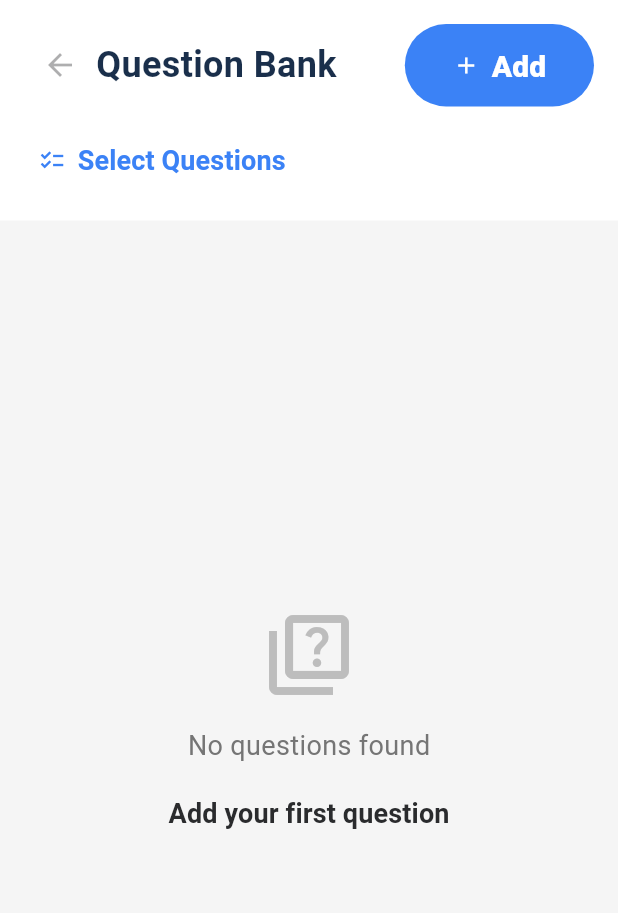
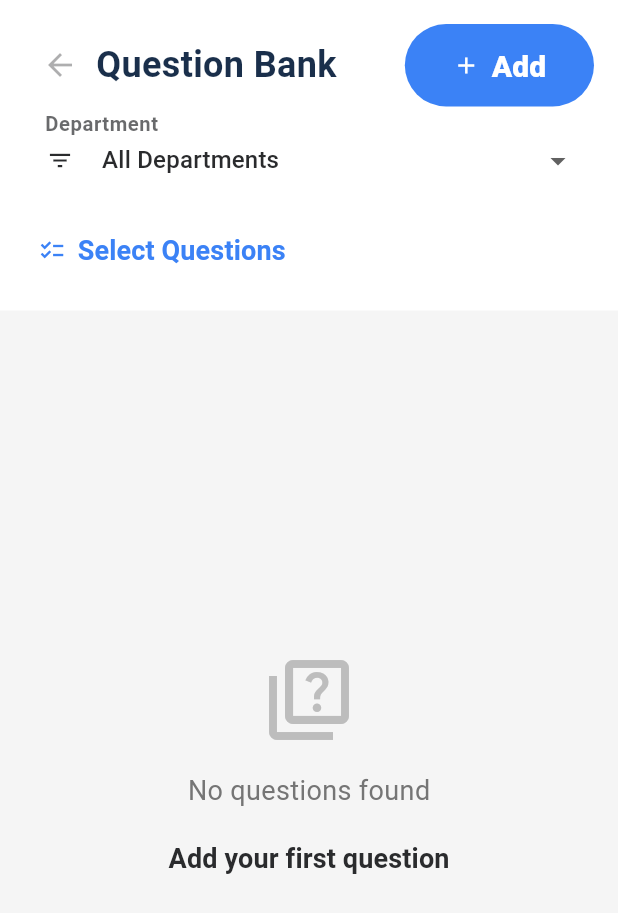
Before and after one commit to contactamiproind/entre-nous, a Flutter app: the QuestionBankManagementScreen screen opened directly, on a phone screen of 412 x 824 dp. Shown: the top 913 px of the screen. Run offline on Flutter 3.47's test engine with Material 3 defaults, Android fonts, the phone set to English and light mode, and no system bars; our stand-ins replace audioplayers, confetti, flutter_dotenv, shared_preferences, supabase_flutter; accounts and stored records are empty.

Commit message:
added filter

```diff
--- a/lib/screens/admin/question_bank_management_screen.dart
+++ b/lib/screens/admin/question_bank_management_screen.dart
@@ -697,6 +697,41 @@ class _QuestionBankManagementScreenState extends State<QuestionBankManagementScr
                   ],
                 ),
                 const SizedBox(height: 12),
+                // Department Filter
+                DropdownButtonFormField<String>(
+                  value: _selectedDepartmentFilter,
+                  decoration: const InputDecoration(
+                    labelText: 'Department',
+                    border: OutlineInputBorder(),
+                    contentPadding: EdgeInsets.symmetric(horizontal: 10, vertical: 8),
+                    isDense: true,
+                    prefixIcon: Icon(Icons.filter_list, size: 18),
+                  ),
+                  isExpanded: true,
+                  hint: const Text('All Departments'),
+                  items: [
+                    const DropdownMenuItem<String>(
+                      value: null,
+                      child: Text('All Departments'),
+                    ),
+                    ..._departments.map((dept) {
+                      return DropdownMenuItem<String>(
+                        value: dept['id'],
+                        child: Text(
+                          dept['title'] ?? 'Unknown',
+                          overflow: TextOverflow.ellipsis,
+                        ),
+                      );
+                    }).toList(),
+                  ],
+                  onChanged: (value) {
+                    setState(() {
+                      _selectedDepartmentFilter = value;
+                    });
+                    _filterQuestions();
+                  },
+                ),
+                const SizedBox(height: 12),
                 if (_selectionMode)
                   Row(
                     children: [
```
